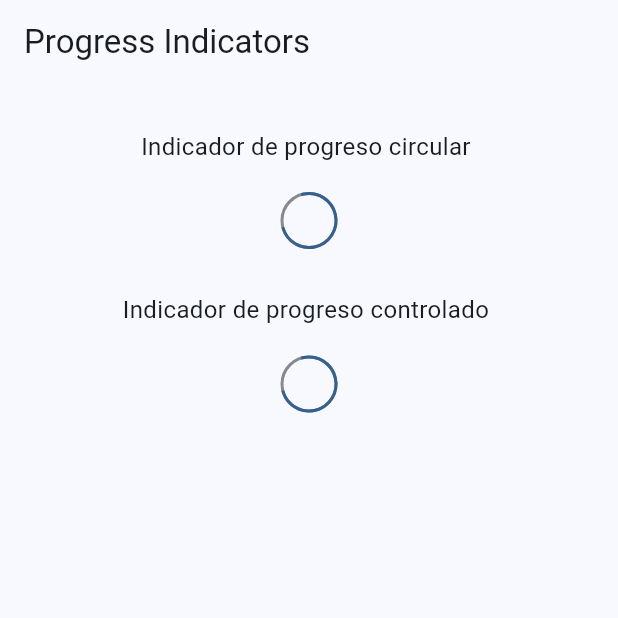
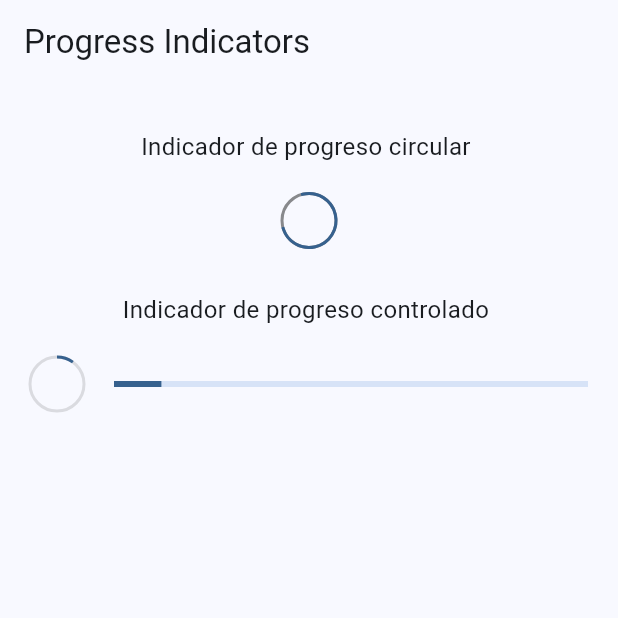
Before and after one commit to tecBogarin/witget_flutter, a Flutter app: the ProgressScreen screen opened by its route, on a phone screen of 412 x 824 dp, the top half of it. Run offline on Flutter 3.47's test engine with Material 2 defaults, Android fonts, the phone set to English and light mode, and no system bars; our stand-ins replace go_router.

Commit message:
progress indicator

```diff
--- a/lib/screens/buttons/buttons_screen.dart
+++ b/lib/screens/buttons/buttons_screen.dart
@@ -11,6 +11,8 @@ class ButtonsScreen extends StatelessWidget {
     return Scaffold(
       appBar: AppBar(
         title: const Text('Buttons Screen'),
+        automaticallyImplyLeading:
+            false, // Establece esto en false para ocultar el botón de retorno
       ),
       body: const _ButtonsView(),
       floatingActionButton: FloatingActionButton(
--- a/lib/screens/progress/progress_screen.dart
+++ b/lib/screens/progress/progress_screen.dart
@@ -23,24 +23,57 @@ class _ProgressView extends StatelessWidget {
         child: Column(
       children: [
         SizedBox(height: 30),
-          Text('Indicador de progreso circular ',style: TextStyle(fontSize: 16)),
+        Text('Indicador de progreso circular ', style: TextStyle(fontSize: 16)),
         SizedBox(height: 20),
-          CircularProgressIndicator( strokeWidth: 2,backgroundColor: Colors.black45),
+        CircularProgressIndicator(
+            strokeWidth: 2, backgroundColor: Colors.black45),
         SizedBox(height: 30),
-          Text('Indicador de progreso controlado ',style: TextStyle(fontSize: 16)),
+        Text('Indicador de progreso controlado ',
+            style: TextStyle(fontSize: 16)),
         SizedBox(height: 20),
         _ControllersProgressIndicator()
       ],
-      )
-    );
+    ));
   }
 }
 
 class _ControllersProgressIndicator extends StatelessWidget {
   const _ControllersProgressIndicator();
 
+  double progressCondition(int value) => (value * 2) / 100;
+  bool progressLimit(double value) => value < 100;
+
   @override
   Widget build(BuildContext context) {
-    return const CircularProgressIndicator( strokeWidth: 2,backgroundColor: Colors.black45);
+    return StreamBuilder(
+      stream:
+          Stream.periodic(const Duration(milliseconds: 300), progressCondition)
+              .takeWhile(progressLimit),
+      builder: (context, snapshot) =>
+          progressIndicatorCustom(snapshot.data ?? 0),
+    );
   }
+
+  Widget progressIndicatorCustom(double progressValue) => Padding(
+        padding: const EdgeInsets.symmetric(horizontal: 20),
+        child: Row(
+          mainAxisAlignment: MainAxisAlignment.center,
+          children: [
+            circularProgressCustom(progressValue),
+            const SizedBox(
+              width: 20,
+            ),
+            Expanded(
+                child: LinearProgressIndicator(
+              value: progressValue,
+            ))
+          ],
+        ),
+      );
+
+  Widget circularProgressCustom(double progressValue) =>
+      CircularProgressIndicator(
+          value: progressValue,
+          strokeWidth: 2,
+          backgroundColor: Colors.black12);
 }
--- a/lib/screens/ui_controls/ui_controls_screen.dart
+++ b/lib/screens/ui_controls/ui_controls_screen.dart
@@ -1,8 +1,8 @@
 import 'package:flutter/material.dart';
-import 'package:widgets_app/config/widget_bases/widget_screen.dart';
 
-class UiControlsScreen extends WidgetScreen {
-  const UiControlsScreen({super.key}) : super(name: 'ui_controls_screen');
+class UiControlsScreen extends StatelessWidget {
+    static const screenName = 'ui_controls_screen';
+  const UiControlsScreen({super.key});
 
   @override
   Widget build(BuildContext context) {
```
Also changed, not shown: lib/config/widget_bases/widget_screen.dart (deleted, +0 -11 lines). Lines whose indentation alone changed are shown as unchanged.
